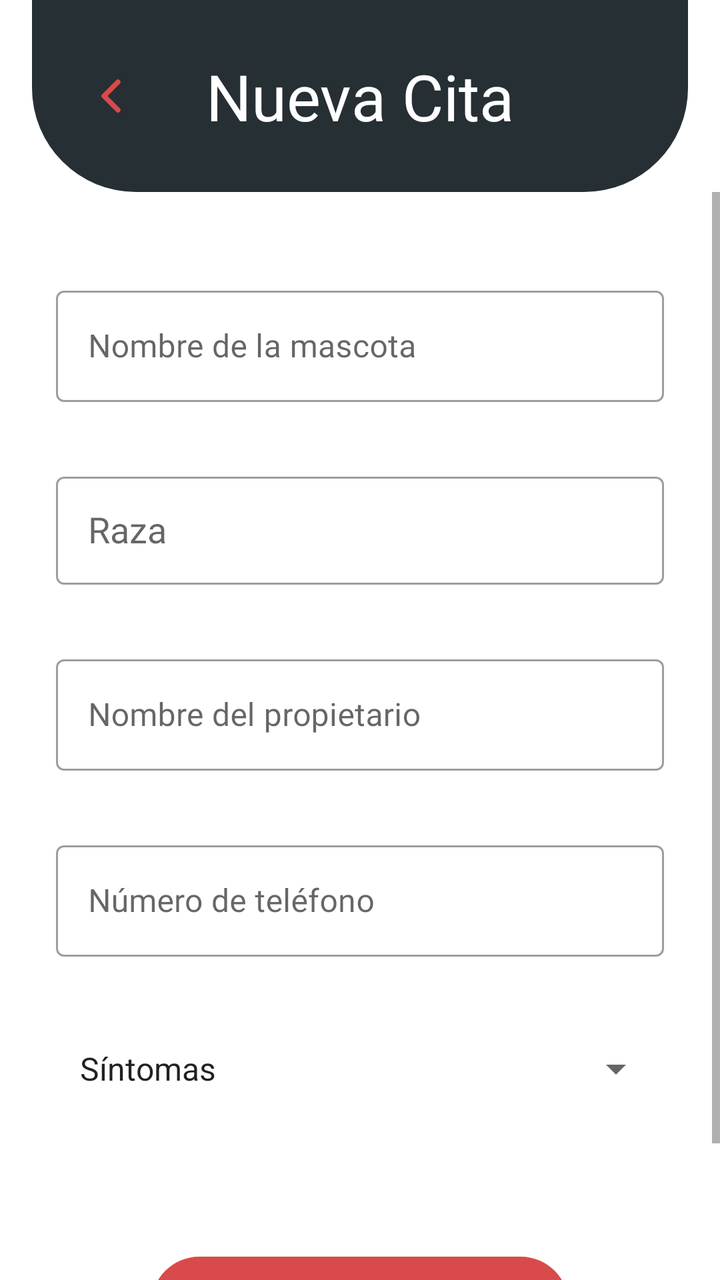
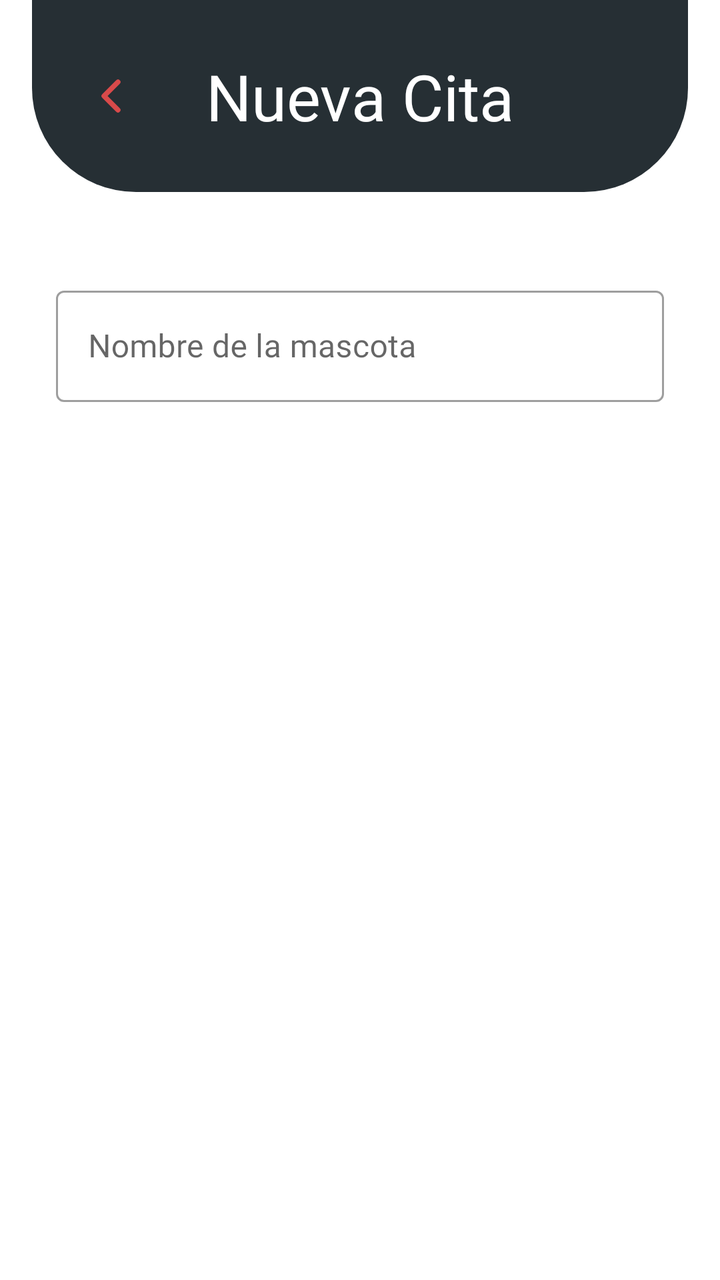

Screens rendered from an Android XML layout before and after an edit, with the pre-edit source and the edit as a unified diff.
<!-- AndroidManifest.xml: application theme Theme.DogApp -->
<!-- res/layout/fragment_add_cita.xml -->
<?xml version="1.0" encoding="utf-8"?>
<androidx.constraintlayout.widget.ConstraintLayout
    xmlns:android="http://schemas.android.com/apk/res/android"
    xmlns:app="http://schemas.android.com/apk/res-auto"
    xmlns:tools="http://schemas.android.com/tools"
    android:layout_width="match_parent"
    android:layout_height="match_parent"
    android:background="@color/white">

    
    <androidx.constraintlayout.widget.ConstraintLayout
        android:id="@+id/headerNuevaCita"
        android:layout_width="0dp"
        android:layout_height="96dp"
        android:background="@drawable/bg_header_new_cita"
        android:paddingStart="16dp"
        android:paddingEnd="16dp"
        android:layout_marginStart="16dp"
        android:layout_marginEnd="16dp"
        app:layout_constraintEnd_toEndOf="parent"
        app:layout_constraintStart_toStartOf="parent"
        app:layout_constraintTop_toTopOf="parent">

        <ImageButton
            android:id="@+id/btnReturn"
            android:layout_width="48dp"
            android:layout_height="48dp"
            android:background="?attr/selectableItemBackgroundBorderless"
            android:contentDescription="Volver"
            android:src="@drawable/return_shape_header"
            app:layout_constraintBottom_toBottomOf="parent"
            app:layout_constraintStart_toStartOf="parent"
            app:layout_constraintTop_toTopOf="parent" />

        <TextView
            android:id="@+id/tvTitleNewCita"
            android:layout_width="wrap_content"
            android:layout_height="wrap_content"
            android:fontFamily="@font/fredoka_bold"
            android:text="@string/new_cita_title"
            android:textColor="@color/white"
            android:textSize="32sp"
            app:layout_constraintBottom_toBottomOf="parent"
            app:layout_constraintEnd_toEndOf="parent"
            app:layout_constraintStart_toStartOf="parent"
            app:layout_constraintTop_toTopOf="parent"/>

    </androidx.constraintlayout.widget.ConstraintLayout>

    
    <ScrollView
        android:layout_width="0dp"
        android:layout_height="0dp"
        android:fillViewport="true"
        app:layout_constraintBottom_toBottomOf="parent"
        app:layout_constraintEnd_toEndOf="parent"
        app:layout_constraintStart_toStartOf="parent"
        app:layout_constraintTop_toBottomOf="@id/headerNuevaCita">

        <LinearLayout
            android:layout_width="match_parent"
            android:layout_height="match_parent"
            android:orientation="vertical"
            android:paddingStart="28dp"
            android:paddingTop="44dp"
            android:paddingEnd="28dp"
            android:paddingBottom="28dp">

            
            <com.google.android.material.textfield.TextInputLayout
                android:id="@+id/tilNombreMascota"
                style="@style/Widget.MaterialComponents.TextInputLayout.OutlinedBox"
                android:layout_width="match_parent"
                android:layout_height="wrap_content"
                android:hint="@string/hint_name">

                <com.google.android.material.textfield.TextInputEditText
                    android:id="@+id/etNombreMascota"
                    android:layout_width="match_parent"
                    android:layout_height="wrap_content"
                    android:fontFamily="@font/fredoka_regular"
                    android:inputType="textCapWords"
                    android:maxLines="1"/>

            </com.google.android.material.textfield.TextInputLayout>

            
            <com.google.android.material.textfield.TextInputLayout
                android:id="@+id/tilRace"
                style="@style/Widget.MaterialComponents.TextInputLayout.OutlinedBox"
                android:layout_width="match_parent"
                android:layout_height="wrap_content"
                android:layout_marginTop="32dp"
                android:hint="@string/hint_race">

                <AutoCompleteTextView
                    android:id="@+id/etRace"
                    android:layout_width="match_parent"
                    android:layout_height="wrap_content"
                    android:completionThreshold="2"
                    android:fontFamily="@font/fredoka_regular"
                    android:inputType="textCapWords"
                    android:maxLines="1"
                    android:minHeight="54dp"
                    android:paddingStart="16dp"
                    android:paddingEnd="16dp"
                    tools:ignore="LabelFor" />

            </com.google.android.material.textfield.TextInputLayout>

            <ProgressBar
                android:id="@+id/progressBarBreeds"
                style="?android:attr/progressBarStyleSmall"
                android:layout_width="wrap_content"
                android:layout_height="wrap_content"
                android:layout_gravity="center_horizontal"
                android:visibility="gone" />

            
            <com.google.android.material.textfield.TextInputLayout
                android:id="@+id/tilNombrePropietario"
                style="@style/Widget.MaterialComponents.TextInputLayout.OutlinedBox"
                android:layout_width="match_parent"
                android:layout_height="wrap_content"
                android:layout_marginTop="32dp"
                android:hint="@string/hint_owner_name">

                <com.google.android.material.textfield.TextInputEditText
                    android:id="@+id/etNombrePropietario"
                    android:layout_width="match_parent"
                    android:layout_height="wrap_content"
                    android:fontFamily="@font/fredoka_regular"
                    android:inputType="textCapWords"
                    android:maxLines="1"/>

            </com.google.android.material.textfield.TextInputLayout>

            
            <com.google.android.material.textfield.TextInputLayout
                android:id="@+id/tilPhone"
                style="@style/Widget.MaterialComponents.TextInputLayout.OutlinedBox"
                android:layout_width="match_parent"
                android:layout_height="wrap_content"
                android:layout_marginTop="32dp"
                android:hint="@string/hint_phone">

                <com.google.android.material.textfield.TextInputEditText
                    android:id="@+id/etPhone"
                    android:layout_width="match_parent"
                    android:layout_height="wrap_content"
                    android:fontFamily="@font/fredoka_regular"
                    android:inputType="phone"
                    android:maxLines="1"/>

            </com.google.android.material.textfield.TextInputLayout>

            
            <Spinner
                android:id="@+id/spSymptoms"
                android:layout_width="match_parent"
                android:layout_height="wrap_content"
                android:layout_marginTop="32dp"
                android:entries="@array/symptom_options"
                android:minHeight="48dp"
                android:paddingStart="4dp"
                android:spinnerMode="dropdown" />

            
            <com.google.android.material.button.MaterialButton
                android:id="@+id/btnSaveCita"
                android:layout_width="wrap_content"
                android:layout_height="wrap_content"
                android:layout_gravity="center_horizontal"
                android:layout_marginTop="64dp"
                android:fontFamily="@font/fredoka_bold"
                android:paddingStart="28dp"
                android:paddingTop="12dp"
                android:paddingEnd="28dp"
                android:paddingBottom="12dp"
                android:text="@string/save_cita"
                android:textColor="@color/white"
                app:backgroundTint="@color/red_d94"
                app:cornerRadius="24dp"
                app:icon="@android:drawable/ic_menu_save"
                app:iconGravity="textStart"
                app:iconPadding="10dp"
                app:iconTint="@color/white"/>

            <ProgressBar
                android:id="@+id/progressBarSave"
                android:layout_width="wrap_content"
                android:layout_height="wrap_content"
                android:layout_gravity="center_horizontal"
                android:layout_marginTop="16dp"
                android:visibility="gone" />

        </LinearLayout>

    </ScrollView>

</androidx.constraintlayout.widget.ConstraintLayout>
<!-- resources referenced by this layout -->
<resources>
  <string-array name="symptom_options">
          <item>Síntomas</item>
      </string-array>
  <color name="red_d94">#D94A4A</color>
  <color name="white">#FFFFFFFF</color>
  <!-- drawable bg_header_new_cita (drawable) -->
  <?xml version="1.0" encoding="utf-8"?>
  <shape xmlns:android="http://schemas.android.com/apk/res/android"
      android:shape="rectangle">
  
      <solid android:color="@color/dark_gray"/>
  
      <corners android:bottomLeftRadius="52dp"
          android:bottomRightRadius="52dp"/>
  
  </shape>
  <!-- drawable return_shape_header (drawable) -->
  <?xml version="1.0" encoding="utf-8"?>
  <vector
      xmlns:android="http://schemas.android.com/apk/res/android"
      android:width="24dp"
      android:height="24dp"
      android:viewportWidth="24"
      android:viewportHeight="24">
  
      <path
          android:fillColor="@android:color/transparent"
          android:pathData="M15,5 L8,12 L15,19"
          android:strokeColor="@color/red_d94"
          android:strokeWidth="2.5"
          android:strokeLineCap="round"
          android:strokeLineJoin="round"/>
  
  </vector>
  <string name="hint_name">Nombre de la mascota</string>
  <string name="hint_owner_name">Nombre del propietario</string>
  <string name="hint_phone">Número de teléfono</string>
  <string name="hint_race">Raza</string>
  <string name="new_cita_title">Nueva Cita</string>
  <string name="save_cita">Guardar Cita</string>
  <style name="Theme.DogApp" parent="Theme.MaterialComponents.Light.NoActionBar">
          <item name="colorPrimary">@color/purple_500</item>
          <item name="colorPrimaryVariant">@color/purple_700</item>
          <item name="colorOnPrimary">@color/white</item>
          <item name="colorSecondary">@color/dog_pink</item>
          <item name="colorOnSecondary">@color/white</item>
      </style>
  <color name="dark_gray">#262F34</color>
  <color name="purple_500">#FF6200EE</color>
  <color name="purple_700">#FF3700B3</color>
  <color name="dog_pink">#FFF05861</color>
</resources>

<!-- the commit's change to res/layout/fragment_add_cita.xml (unified diff, before → after) -->
@@ -57,10 +57,11 @@
         app:layout_constraintStart_toStartOf="parent"
         app:layout_constraintTop_toBottomOf="@id/headerNuevaCita">
 
+
         <LinearLayout
             android:layout_width="match_parent"
             android:layout_height="match_parent"
-            android:orientation="vertical"
+            android:orientation="horizontal"
             android:paddingStart="28dp"
             android:paddingTop="44dp"
             android:paddingEnd="28dp"
@@ -72,7 +73,8 @@
                 style="@style/Widget.MaterialComponents.TextInputLayout.OutlinedBox"
                 android:layout_width="match_parent"
                 android:layout_height="wrap_content"
-                android:hint="@string/hint_name">
+                android:hint="@string/hint_name"
+                android:orientation="vertical">
 
                 <com.google.android.material.textfield.TextInputEditText
                     android:id="@+id/etNombreMascota"
@@ -80,7 +82,7 @@
                     android:layout_height="wrap_content"
                     android:fontFamily="@font/fredoka_regular"
                     android:inputType="textCapWords"
-                    android:maxLines="1"/>
+                    android:maxLines="1" />
 
             </com.google.android.material.textfield.TextInputLayout>
 
@@ -131,7 +133,7 @@
                     android:layout_height="wrap_content"
                     android:fontFamily="@font/fredoka_regular"
                     android:inputType="textCapWords"
-                    android:maxLines="1"/>
+                    android:maxLines="1" />
 
             </com.google.android.material.textfield.TextInputLayout>
 
@@ -150,7 +152,7 @@
                     android:layout_height="wrap_content"
                     android:fontFamily="@font/fredoka_regular"
                     android:inputType="phone"
-                    android:maxLines="1"/>
+                    android:maxLines="1" />
 
             </com.google.android.material.textfield.TextInputLayout>
 
@@ -184,7 +186,7 @@
                 app:icon="@android:drawable/ic_menu_save"
                 app:iconGravity="textStart"
                 app:iconPadding="10dp"
-                app:iconTint="@color/white"/>
+                app:iconTint="@color/white" />
 
             <ProgressBar
                 android:id="@+id/progressBarSave"
